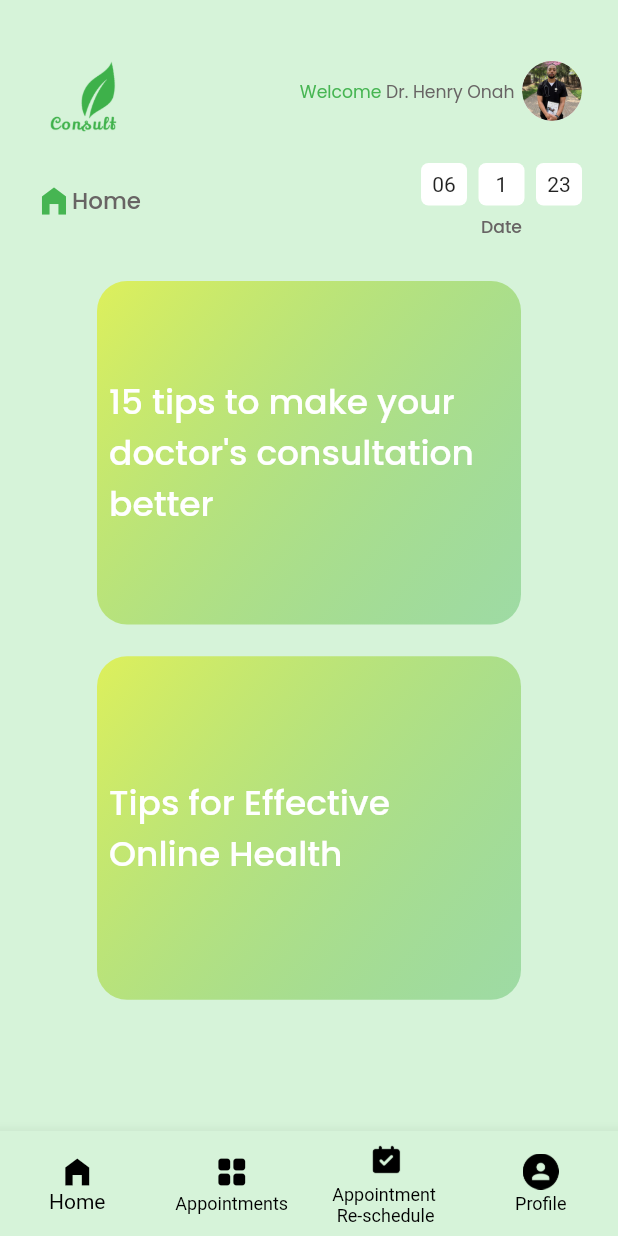
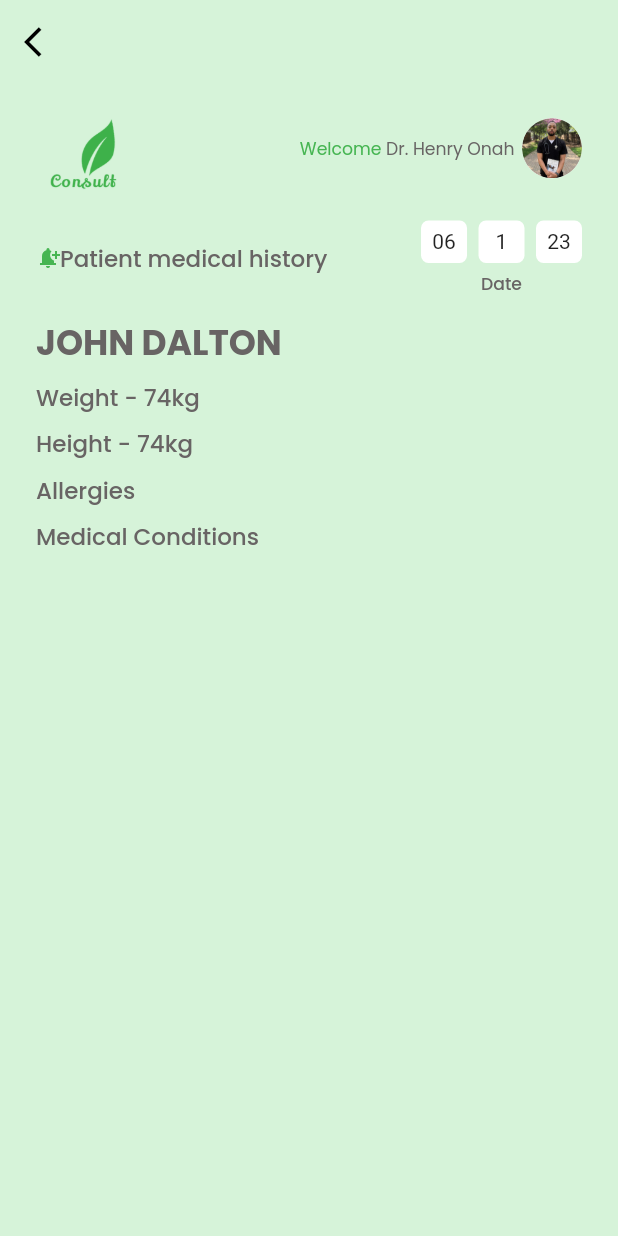
Before and after one commit to Imma76/consultant, a Flutter app: the screen it shows after launch, on a phone screen of 412 x 824 dp. Run offline on Flutter 3.47's test engine with Material 2 defaults, Android fonts, the phone set to English and light mode, and no system bars; our stand-ins replace firebase_core, flutter_riverpod, flutter_screenutil, gap, google_fonts; accounts and stored records are empty.

Commit message:
appointment && patient history ui'

```diff
--- a/lib/main.dart
+++ b/lib/main.dart
@@ -1,6 +1,7 @@
 import 'package:consultant/firebase_options.dart';
 import 'package:consultant/src/routes/routes.dart';
 import 'package:consultant/src/views/home/base.dart';
+import 'package:consultant/src/views/patient/patient_history.dart';
 import 'package:consultant/src/views/welcome.dart';
 import 'package:firebase_core/firebase_core.dart';
 
@@ -30,7 +31,7 @@ class MyApp extends StatelessWidget {
           return MaterialApp(
             title: 'Consultant patient',
             routes:routes,
-            initialRoute:Base.id,
+            initialRoute:PatientMedicalHistory.id,
 
             theme: ThemeData(
               primarySwatch: Colors.blue,
--- a/lib/src/routes/routes.dart
+++ b/lib/src/routes/routes.dart
@@ -4,6 +4,7 @@
 import 'package:consultant/src/views/appointments/appointments.dart';
 import 'package:consultant/src/views/authentication/confirmation_screen.dart';
 import 'package:consultant/src/views/authentication/great_job.dart';
+import 'package:consultant/src/views/patient/patient_history.dart';
 import 'package:flutter/material.dart';
 
 import '../views/authentication/login.dart';
@@ -20,6 +21,7 @@ Map<String,WidgetBuilder>routes={
   GreatJob.id:(context)=>GreatJob(),
   ConfirmationScreen.id:(context)=>ConfirmationScreen(),
   Base.id:(context)=>Base(),
-  Appointments.id:(context)=>Appointments()
+  Appointments.id:(context)=>Appointments(),
+  PatientMedicalHistory.id:(context)=>PatientMedicalHistory()
 
 };
--- a/lib/src/utils/widgets/app_bar.dart
+++ b/lib/src/utils/widgets/app_bar.dart
@@ -6,5 +6,5 @@ import '../../themes/app_theme.dart';
 AppBar PrimaryAppBar(BuildContext context) {
   return AppBar(leading: IconButton(icon:Icon(Icons.arrow_back_ios,color: AppTheme.black,),onPressed: (){
     Navigator.pop(context);
-  },),backgroundColor: AppTheme.white,elevation: 0.0,);
+  },),backgroundColor: AppTheme.lightGreen,elevation: 0.0,);
 }
--- a/lib/src/views/appointments/appointments.dart
+++ b/lib/src/views/appointments/appointments.dart
@@ -22,6 +22,7 @@ class _AppointmentsState extends ConsumerState<Appointments> {
   @override
   Widget build(BuildContext context) {
     return Scaffold(
+
       backgroundColor:
       AppTheme.lightGreen,
       body: Padding(
@@ -34,8 +35,7 @@ class _AppointmentsState extends ConsumerState<Appointments> {
               children: [
                 Image.asset('assets/app_logo.png',width: 87.w,height:77.h),
                 Spacer(),
-                // Icon(Icons.notification_add
-                // ,size: 16,color: AppTheme.primary,),
+
                 Avatar()
 
               ],
--- a/lib/src/views/home/base.dart
+++ b/lib/src/views/home/base.dart
@@ -19,6 +19,7 @@ class _BaseState extends State<Base> {
     Appointments(),
     Homepage(),
     Homepage(),
+
   ];
   int currentIndex =0;
   @override
--- /dev/null
+++ b/lib/src/views/patient/patient_history.dart
@@ -0,0 +1,83 @@
+import 'package:consultant/src/utils/widgets/app_bar.dart';
+import 'package:flutter/material.dart';
+import 'package:flutter_riverpod/flutter_riverpod.dart';
+import 'package:flutter_screenutil/flutter_screenutil.dart';
+import 'package:gap/gap.dart';
+import 'package:google_fonts/google_fonts.dart';
+
+import '../../themes/app_theme.dart';
+import '../home/home_page.dart';
+
+
+class PatientMedicalHistory extends ConsumerStatefulWidget {
+  static const id='medical_history';
+  const PatientMedicalHistory({
+    Key? key,
+  }) : super(key: key);
+
+  @override
+  ConsumerState createState() => _PatientMedicalHistoryState();
+}
+
+class _PatientMedicalHistoryState extends ConsumerState<PatientMedicalHistory> {
+  @override
+  Widget build(BuildContext context) {
+    return Scaffold(
+      backgroundColor: AppTheme.lightGreen,
+      appBar: PrimaryAppBar(context),
+      body: Padding(
+        padding: const EdgeInsets.only(left:24.0,right:24),
+        child: Column(
+
+          crossAxisAlignment: CrossAxisAlignment.start,
+          children: [
+            Gap(10.h),
+            Row(
+              children: [
+                Image.asset('assets/app_logo.png',width: 87.w,height:77.h),
+                Spacer(),
+
+                Avatar()
+
+              ],
+            ),
+            Gap(16.h),
+            Row(
+              children: [
+                Icon(Icons.notification_add
+                  ,size: 16,color: AppTheme.primary,),
+                Text('Patient medical history',style:  GoogleFonts.poppins(color: AppTheme.black2,fontSize: 16.sp,fontWeight: FontWeight.w500) ),
+                Spacer(),
+                Column(
+                  children: [
+                    Row(
+
+                      children: [
+                        TimeWidget(time: '06',),Gap(8.w), TimeWidget(time: '1',),Gap(8.w), TimeWidget(time: '23',)
+
+                      ],
+                    ),
+                    Gap(5),
+                    Text('Date',style:  GoogleFonts.poppins(color: AppTheme.black2,fontSize: 12.sp,fontWeight: FontWeight.w500) )
+                  ],
+                )
+              ],
+            ),
+            Gap(16.h),
+            Text('JOHN DALTON',style:  GoogleFonts.poppins(color: AppTheme.black2,fontSize: 24.sp,fontWeight: FontWeight.w700),),
+            Gap(8),
+            Text('Weight - 74kg',style:  GoogleFonts.poppins(color: AppTheme.black2,fontSize: 16.sp,fontWeight: FontWeight.w500),),
+            Gap(8),
+            Text('Height - 74kg',style:  GoogleFonts.poppins(color: AppTheme.black2,fontSize: 16.sp,fontWeight: FontWeight.w500),),
+            Gap(8),
+            Text('Allergies',style:  GoogleFonts.poppins(color: AppTheme.black2,fontSize: 16.sp,fontWeight: FontWeight.w500),),
+            Gap(8),
+            Text('Medical Conditions',style:  GoogleFonts.poppins(color: AppTheme.black2,fontSize: 16.sp,fontWeight: FontWeight.w500),),
+
+
+          ],
+        ),
+      ),
+    );
+  }
+}
```
